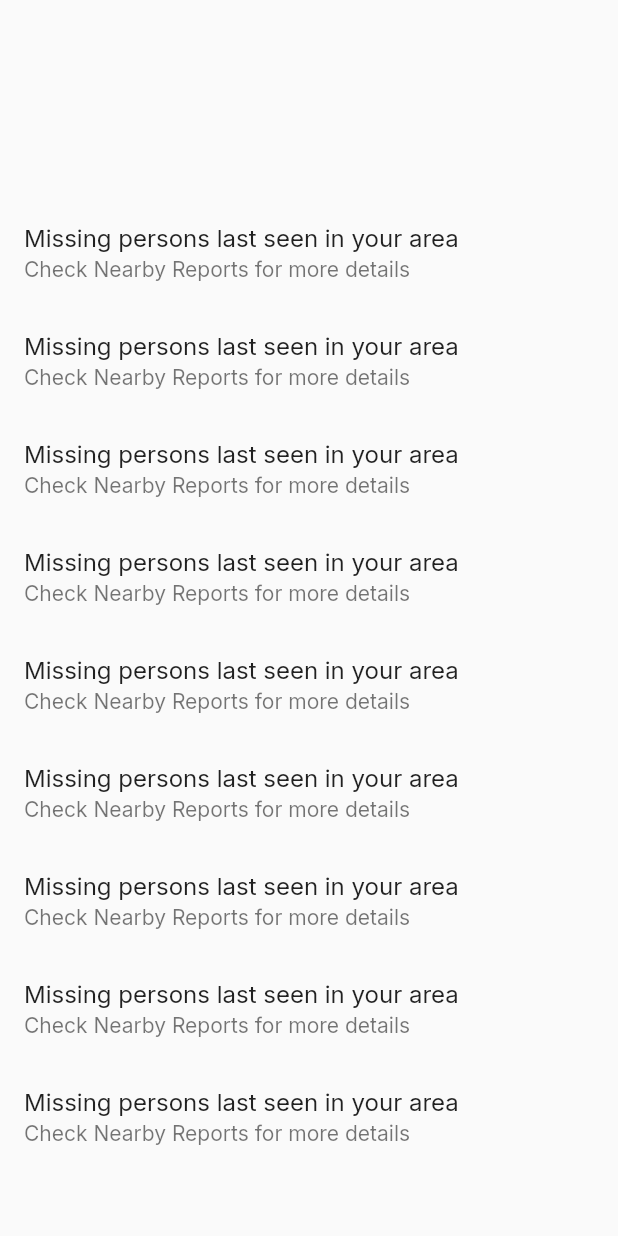
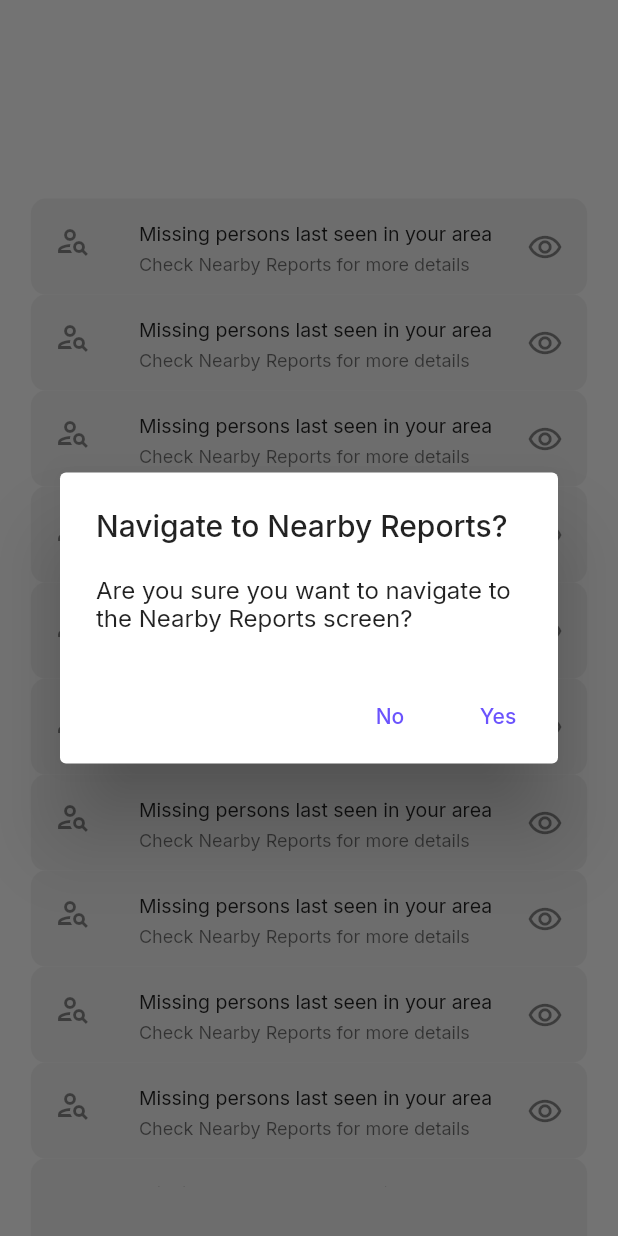
Before and after one commit to HanApp-MissingPersons/HanApp_SP, a Flutter app: the NotificationMain widget shown alone on an empty page, opened directly with empty values, after a tap on "Missing persons last seen in your area", on a phone screen of 412 x 824 dp. Run offline on Flutter 3.47's test engine with Material 2 defaults, Android fonts, the phone set to English and light mode, and no system bars; our stand-ins replace calendar_date_picker2, file_picker, firebase_auth, firebase_core, firebase_database, firebase_messaging and 10 more; missing offline and left inert: image_network, maps_toolkit, syncfusion_flutter_signaturepad; accounts and stored records are empty.

Commit message:
retrieve hidden reports on init (ongoing)

```diff
--- a/HanApp_Flutter/hanapp/lib/views/main/pages/notification_main.dart
+++ b/HanApp_Flutter/hanapp/lib/views/main/pages/notification_main.dart
@@ -1,4 +1,5 @@
 import 'dart:async';
+import 'package:firebase_auth/firebase_auth.dart';
 import 'package:flutter_spinkit/flutter_spinkit.dart';
 import 'package:firebase_database/firebase_database.dart';
 import 'package:flutter/material.dart';
@@ -7,7 +8,9 @@ import 'package:maps_toolkit/maps_toolkit.dart';
 
 class NotificationMain extends StatefulWidget {
   final Map<dynamic, dynamic> reports;
-  const NotificationMain({super.key, required this.reports});
+  final VoidCallback missingPersonTap;
+  const NotificationMain(
+      {super.key, required this.reports, required this.missingPersonTap});
 
   @override
   State<NotificationMain> createState() => _NotificationMain();
@@ -15,10 +18,19 @@ class NotificationMain extends StatefulWidget {
 
 class _NotificationMain extends State<NotificationMain> {
   final dbRef2 = FirebaseDatabase.instance.ref().child('Reports');
-
+  final notificationRef = FirebaseDatabase.instance.ref('Notifications');
+  final userUid = FirebaseAuth.instance.currentUser!.uid;
+  dynamic hiddenReports = {};
   @override
   void initState() {
     super.initState();
+    retrieveHiddenReports();
+  }
+
+  retrieveHiddenReports() async {
+    final snapshot = await notificationRef.child(userUid).once();
+    hiddenReports = snapshot.snapshot.key ?? {};
+    print('PRINT HIDDEN: $hiddenReports');
   }
 
   List<double> extractDoubles(String input) {
@@ -33,32 +45,114 @@ class _NotificationMain extends State<NotificationMain> {
 
   // optionStyle is for the text, we can remove this when actualy doing menu contents
   static const TextStyle optionStyle = TextStyle(
-      fontSize: 24, fontWeight: FontWeight.bold, color: Colors.black54);
+      fontSize: 18, fontWeight: FontWeight.bold, color: Colors.black54);
   @override
   Widget build(BuildContext context) {
     return widget.reports.isNotEmpty
         ? Center(
             child: Container(
               height: MediaQuery.of(context).size.height * 0.8,
+              width: MediaQuery.of(context).size.width * 0.9,
               margin: const EdgeInsets.only(top: 100.0),
               child: ListView.builder(
                 itemCount: widget.reports.length,
                 itemBuilder: (context, index) {
                   return ListTile(
+                    dense: true,
+                    leading: const Icon(Icons.person_search_outlined),
+                    trailing: GestureDetector(
+                      onTap: () {
+                        showDialog(
+                          context: context,
+                          builder: (_) => AlertDialog(
+                            title: const Text("Hide notification?"),
+                            content: const Text(
+                                "Are you sure you want to hide this notification?"),
+                            actions: [
+                              TextButton(
+                                onPressed: () {
+                                  Navigator.of(context).pop();
+                                },
+                                child: const Text("No"),
+                              ),
+                              TextButton(
+                                onPressed: () async {
+                                  print(
+                                      'hiding notification ${widget.reports.values}');
+                                  await FirebaseDatabase.instance
+                                      .ref('Notifications')
+                                      .child(userUid)
+                                      .child(widget.reports.keys
+                                          .elementAt(index)
+                                          .toString())
+                                      .set('hidden');
+                                  // ignore: use_build_context_synchronously
+                                  Navigator.of(context).pop();
+                                },
+                                child: const Text("Yes"),
+                              ),
+                            ],
+                          ),
+                        );
+                      },
+                      child: const Icon(Icons.remove_red_eye_outlined),
+                    ),
+                    tileColor: Colors.grey[200],
+                    shape: RoundedRectangleBorder(
+                      borderRadius: BorderRadius.circular(10.0),
+                    ),
                     title: const Text('Missing persons last seen in your area'),
                     subtitle:
                         const Text('Check Nearby Reports for more details'),
                     onTap: () {
-                      // Handle tap event here
+                      showDialog(
+                        context: context,
+                        builder: (_) => AlertDialog(
+                          title: const Text("Navigate to Nearby Reports?"),
+                          content: const Text(
+                              "Are you sure you want to navigate to the Nearby Reports screen?"),
+                          actions: [
+                            TextButton(
+                              onPressed: () {
+                                Navigator.of(context).pop();
+                              },
+                              child: const Text("No"),
+                            ),
+                            TextButton(
+                              onPressed: () {
+                                widget.missingPersonTap();
+                                Navigator.of(context).pop();
+                              },
+                              child: const Text("Yes"),
+                            ),
+                          ],
+                        ),
+                      );
                     },
                   );
                 },
               ),
             ),
           )
-        : const Text(
-            'No missing persons last seen in your area',
-            style: optionStyle,
+        : Center(
+            child: SizedBox(
+              width: MediaQuery.of(context).size.width * 0.75,
+              child: Column(
+                // ignore: prefer_const_literals_to_create_immutables
+                children: [
+                  const Icon(
+                    Icons.notifications_paused_outlined,
+                    size: 100,
+                    color: Colors.grey,
+                  ),
+                  const Text(
+                    'No notifications',
+                    style: optionStyle,
+                    textAlign: TextAlign.center,
+                  ),
+                ],
+              ),
+            ),
           );
   }
 }
```
Also changed, not shown: HanApp_Flutter/hanapp/lib/views/main/navigation_view_main.dart (+14 -16 lines).
